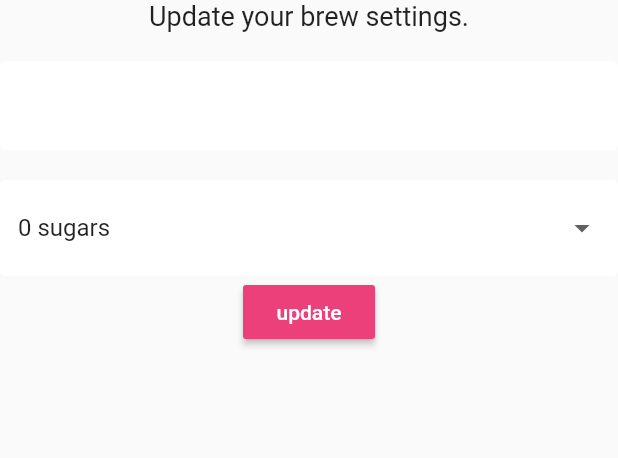
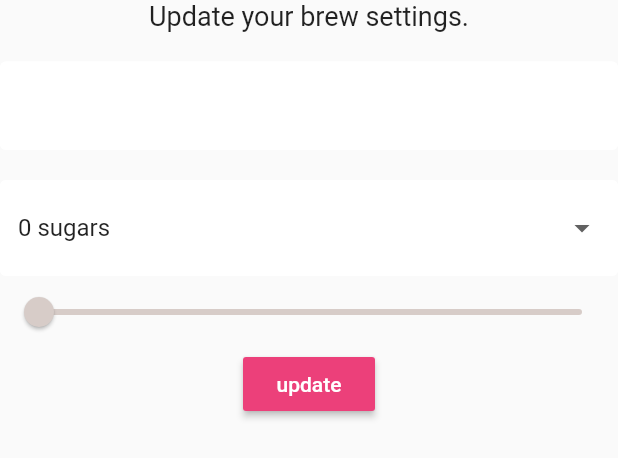
Before and after one commit to Koki-Chance/brew_crew, a Flutter app: the SettingsForm widget shown alone on an empty page, opened directly, on a phone screen of 412 x 824 dp. Shown: the top 458 px of the screen. Run offline on Flutter 3.47's test engine with Material 2 defaults, Android fonts, the phone set to English and light mode, and no system bars; our stand-ins replace cloud_firestore, firebase_auth, flutter_spinkit; accounts and stored records are empty.

Commit message:
added_slider_to_set_cafeStrength(#23)

```diff
--- a/lib/screens/home/settings_form.dart
+++ b/lib/screens/home/settings_form.dart
@@ -50,6 +50,18 @@ class _SettingsFormState extends State<SettingsForm> {
           ),
 
           //slider
+          // round -> convert double(e.g. 100.0) into integer(without floating number)
+          // "??" -> "if this value exists"
+          Slider(
+            value: ( _currentStrength ?? 100 ).toDouble(),
+            activeColor: Colors.brown[_currentStrength ?? 100],
+            inactiveColor: Colors.brown[_currentStrength ?? 100],
+            min: 100,
+            max: 900,
+            divisions: 8,
+
+            onChanged: (val) => setState( () => _currentStrength = val.round() ),
+          ),
 
           RaisedButton(
             color: Colors.pink[400],
```
